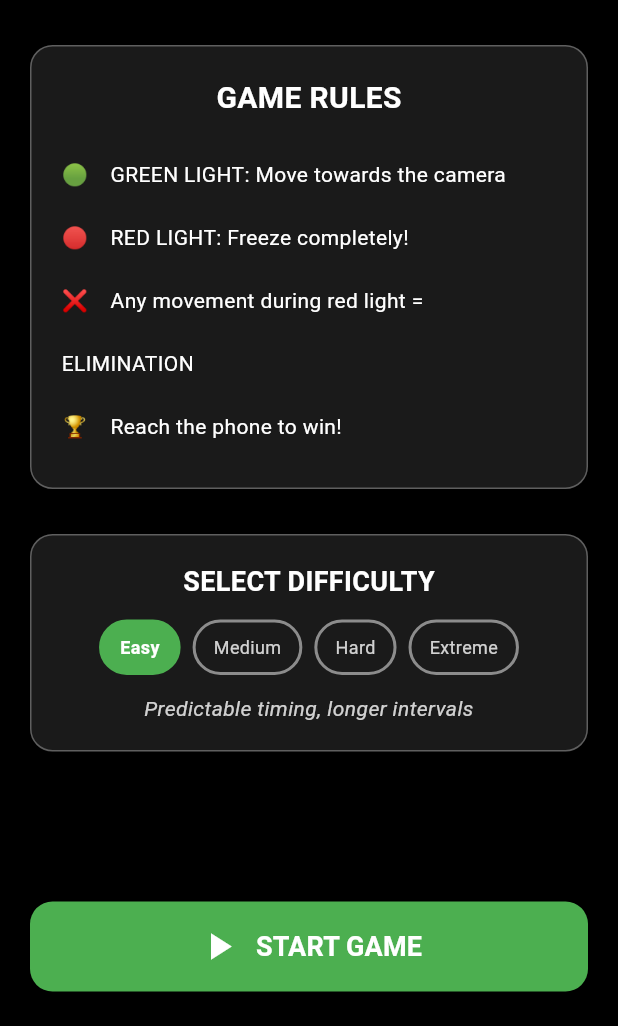
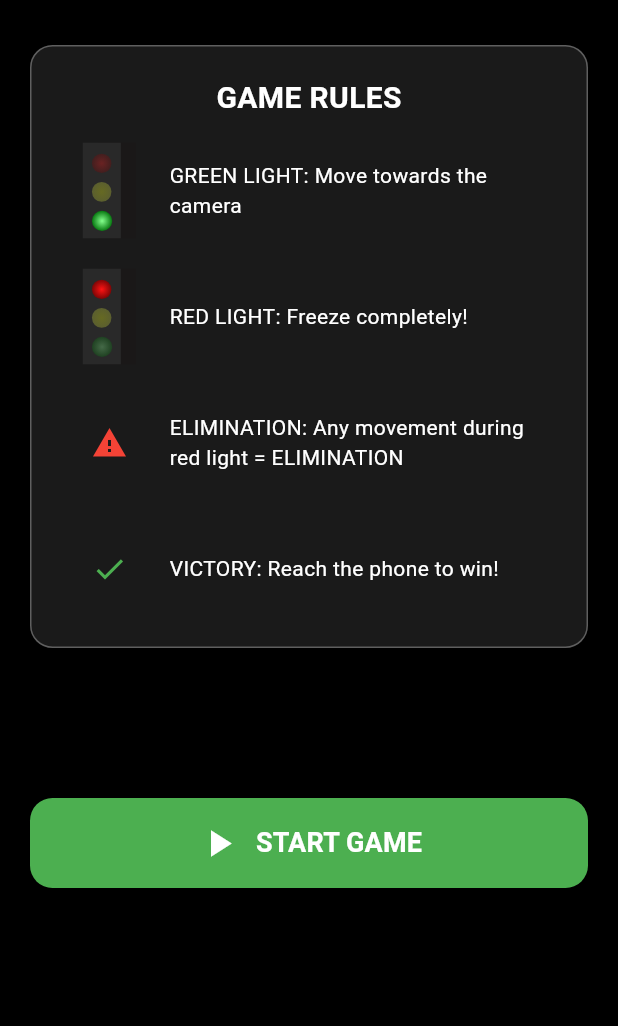
Before and after one commit to Luddestad/red_light_green_light, a Flutter app: the screen it shows after launch, on a phone screen of 412 x 824 dp, the part 210-1236 px from its top. Run offline on Flutter 3.47's test engine with Material 3 defaults, Android fonts, the light colour scheme and no system bars; our stand-ins replace audioplayers, camera, flutter_svg, flutter_tts, permission_handler; missing offline and left inert: google_mlkit_pose_detection.

Commit message:
remove difficulity settings menu, add ranges for light durations

```diff
--- a/lib/features/game/controllers/game_controller.dart
+++ b/lib/features/game/controllers/game_controller.dart
@@ -6,7 +6,7 @@ import 'package:red_light_green_light/core/constants/game_constants.dart';
 import 'package:red_light_green_light/core/services/audio_service.dart';
 import 'package:red_light_green_light/core/services/camera_service.dart';
 import 'package:red_light_green_light/core/services/pose_detection_service.dart';
-import 'package:red_light_green_light/features/game/models/difficulty_settings.dart';
+import 'package:red_light_green_light/features/game/models/detection_settings.dart';
 import 'package:red_light_green_light/features/game/models/game_state.dart';
 import 'dart:math' as math;
 
@@ -14,7 +14,7 @@ class GameController extends ChangeNotifier {
   final AudioService audioService;
   final CameraService cameraService;
   final PoseDetectionService poseDetectionService;
-  final DifficultySettings difficulty;
+  final DetectionSettings settings;
 
   final void Function() onGoHome;
 
@@ -22,7 +22,7 @@ class GameController extends ChangeNotifier {
     required this.audioService,
     required this.cameraService,
     required this.poseDetectionService,
-    required this.difficulty,
+    required this.settings,
     required this.onGoHome,
   });
 
@@ -44,8 +44,14 @@ class GameController extends ChangeNotifier {
   bool _hasReducedCountdownForStable = false;
   Future<void> initializeGame() async {
     gameSession = GameSession(
-      greenLightDuration: difficulty.getGreenLightDuration(),
-      redLightDuration: difficulty.getRedLightDuration(),
+      greenLightDuration: settings.getRandomDurationInRange(
+        settings.greenLightDurationSecondsMin,
+        settings.greenLightDurationSecondsMax,
+      ),
+      redLightDuration: settings.getRandomDurationInRange(
+        settings.redLightDurationSecondsMin,
+        settings.redLightDurationSecondsMax,
+      ),
     );
 
     // Services are already initialized from StartScreen
@@ -147,7 +153,10 @@ class GameController extends ChangeNotifier {
   }
 
   Future<void> switchToRedLight() async {
-    gameSession.redLightDuration = difficulty.getRedLightDuration();
+    gameSession.redLightDuration = settings.getRandomDurationInRange(
+      settings.redLightDurationSecondsMin,
+      settings.redLightDurationSecondsMax,
+    );
     gameSession.advanceState(); // Move to red light
     notifyListeners(); // Visual updates immediately
 
@@ -170,7 +179,10 @@ class GameController extends ChangeNotifier {
       gameSession.advanceState(); // Move to game over
       notifyListeners();
     } else {
-      gameSession.greenLightDuration = difficulty.getGreenLightDuration();
+      gameSession.greenLightDuration = settings.getRandomDurationInRange(
+        settings.greenLightDurationSecondsMin,
+        settings.greenLightDurationSecondsMax,
+      );
       gameSession.advanceState(); // Move to green light
       notifyListeners(); // Visual updates immediately
       await audioService.speak(GameConstants.greenLightMessage);
@@ -202,10 +214,16 @@ class GameController extends ChangeNotifier {
 
   /// Restart the game
   void restartGame() {
-    // Reset game session with difficulty-based durations
+    // Reset game session with current settings
     gameSession = GameSession(
-      greenLightDuration: difficulty.getGreenLightDuration(),
-      redLightDuration: difficulty.getRedLightDuration(),
+      greenLightDuration: settings.getRandomDurationInRange(
+        settings.greenLightDurationSecondsMin,
+        settings.greenLightDurationSecondsMax,
+      ),
+      redLightDuration: settings.getRandomDurationInRange(
+        settings.redLightDurationSecondsMin,
+        settings.redLightDurationSecondsMax,
+      ),
     );
 
     // Reset detection state
@@ -274,7 +292,7 @@ class GameController extends ChangeNotifier {
   }
 
   bool checkSimpleMovement(Pose current, Pose baseline) {
-    const threshold = 80.0; // pixels
+    final threshold = settings.movementThresholdPx;
 
     final keyLandmarks = [
       PoseLandmarkType.nose,
@@ -368,9 +386,9 @@ class GameController extends ChangeNotifier {
       stabilityFrames = math.max(0, stabilityFrames - 1);
     }
 
-    isPlayerStable = stabilityFrames >= 4;
+    isPlayerStable = stabilityFrames >= settings.stabilityFramesRequired;
     print(
-      '👤 Pose detected: $validLandmarks landmarks, stable=$isPlayerStable ($stabilityFrames/4)',
+      '👤 Pose detected: $validLandmarks landmarks, stable=$isPlayerStable ($stabilityFrames/${settings.stabilityFramesRequired})',
     );
 
     // Handle detection announcement
--- /dev/null
+++ b/lib/features/game/models/detection_settings.dart
@@ -0,0 +1,75 @@
+import 'dart:math' as math;
+
+/// Tunable detection and timing parameters for the game.
+/// Adjust these to make detection stricter (lower threshold, higher stability)
+/// or more forgiving (higher threshold, lower stability).
+class DetectionSettings {
+  /// How far a body landmark can move (in pixels) before it counts as "movement"
+  /// during red light. Lower = stricter (small twitches trigger elimination).
+  /// Higher = more forgiving (only bigger movements count).
+  final double movementThresholdPx;
+
+  /// How many consecutive frames you must hold still to be considered "ready"
+  /// before starting. Higher = you must freeze longer in the countdown phase.
+  /// Lower = you can start sooner after standing still.
+  final int stabilityFramesRequired;
+
+  /// Minimum length of the green light phase (seconds). Each green phase picks
+  /// a random duration between this and [greenLightDurationSecondsMax].
+  final int greenLightDurationSecondsMin;
+
+  /// Maximum length of the green light phase (seconds). Each green phase picks
+  /// a random duration between [greenLightDurationSecondsMin] and this.
+  final int greenLightDurationSecondsMax;
+
+  /// Minimum length of the red light phase (seconds). Each red phase picks
+  /// a random duration between this and [redLightDurationSecondsMax].
+  final int redLightDurationSecondsMin;
+
+  /// Maximum length of the red light phase (seconds). Each red phase picks
+  /// a random duration between [redLightDurationSecondsMin] and this.
+  final int redLightDurationSecondsMax;
+
+  const DetectionSettings({
+    this.movementThresholdPx = 80,
+    this.stabilityFramesRequired = 4,
+    this.greenLightDurationSecondsMin = 3,
+    this.greenLightDurationSecondsMax = 6,
+    this.redLightDurationSecondsMin = 2,
+    this.redLightDurationSecondsMax = 5,
+  });
+
+  /// Returns a random duration (in seconds) within [minSeconds] and [maxSeconds]
+  /// (inclusive). Use with green or red light min/max from this settings object.
+  Duration getRandomDurationInRange(int minSeconds, int maxSeconds) {
+    final min = minSeconds;
+    final max = maxSeconds;
+    final seconds = min + math.Random().nextInt((max - min).clamp(0, 999) + 1);
+    return Duration(seconds: seconds);
+  }
+
+  DetectionSettings copyWith({
+    double? movementThresholdPx,
+    int? stabilityFramesRequired,
+    int? greenLightDurationSecondsMin,
+    int? greenLightDurationSecondsMax,
+    int? redLightDurationSecondsMin,
+    int? redLightDurationSecondsMax,
+  }) {
+    return DetectionSettings(
+      movementThresholdPx: movementThresholdPx ?? this.movementThresholdPx,
+      stabilityFramesRequired:
+          stabilityFramesRequired ?? this.stabilityFramesRequired,
+      greenLightDurationSecondsMin: greenLightDurationSecondsMin ??
+          this.greenLightDurationSecondsMin,
+      greenLightDurationSecondsMax: greenLightDurationSecondsMax ??
+          this.greenLightDurationSecondsMax,
+      redLightDurationSecondsMin:
+          redLightDurationSecondsMin ?? this.redLightDurationSecondsMin,
+      redLightDurationSecondsMax:
+          redLightDurationSecondsMax ?? this.redLightDurationSecondsMax,
+    );
+  }
+
+  static const DetectionSettings defaultSettings = DetectionSettings();
+}
--- a/lib/features/game/models/difficulty_settings.dart
+++ /dev/null
@@ -1,114 +0,0 @@
-import 'dart:math' as math;
-
-/// Difficulty levels for the Red Light Green Light game
-enum GameDifficulty {
-  easy,
-  medium,
-  hard,
-  extreme,
-}
-
-/// Difficulty settings that control game timing and unpredictability
-class DifficultySettings {
-  final GameDifficulty level;
-  final String displayName;
-  final String description;
-
-  // Timing ranges (in seconds)
-  final double minGreenLightDuration;
-  final double maxGreenLightDuration;
-  final double minRedLightDuration;
-  final double maxRedLightDuration;
-
-  // Unpredictability factor (0.0 = predictable, 1.0 = very random)
-  final double unpredictabilityFactor;
-
-  const DifficultySettings({
-    required this.level,
-    required this.displayName,
-    required this.description,
-    required this.minGreenLightDuration,
-    required this.maxGreenLightDuration,
-    required this.minRedLightDuration,
-    required this.maxRedLightDuration,
-    required this.unpredictabilityFactor,
-  });
-
-  /// Get timing for green light phase
-  Duration getGreenLightDuration() {
-    final random = math.Random();
-    final baseDuration = minGreenLightDuration +
-        random.nextDouble() * (maxGreenLightDuration - minGreenLightDuration);
-
-    // Apply unpredictability - can make it shorter or longer
-    final variation = (random.nextDouble() - 0.5) * unpredictabilityFactor * baseDuration;
-    final finalDuration = math.max(1.0, baseDuration + variation);
-
-    return Duration(milliseconds: (finalDuration * 1000).round());
-  }
-
-  /// Get timing for red light phase
-  Duration getRedLightDuration() {
-    final random = math.Random();
-    final baseDuration = minRedLightDuration +
-        random.nextDouble() * (maxRedLightDuration - minRedLightDuration);
-
-    // Apply unpredictability - can make it shorter or longer
-    final variation = (random.nextDouble() - 0.5) * unpredictabilityFactor * baseDuration;
-    final finalDuration = math.max(1.0, baseDuration + variation);
-
-    return Duration(milliseconds: (finalDuration * 1000).round());
-  }
-
-  /// Predefined difficulty settings
-  static const List<DifficultySettings> all = [
-    DifficultySettings(
-      level: GameDifficulty.easy,
-      displayName: 'Easy',
-      description: 'Predictable timing, longer intervals',
-      minGreenLightDuration: 3.0,
-      maxGreenLightDuration: 6.0,
-      minRedLightDuration: 3.0,
-      maxRedLightDuration: 5.0,
-      unpredictabilityFactor: 0.1, // Very predictable
-    ),
-    DifficultySettings(
-      level: GameDifficulty.medium,
-      displayName: 'Medium',
-      description: 'Moderate unpredictability',
-      minGreenLightDuration: 2.5,
-      maxGreenLightDuration: 5.0,
-      minRedLightDuration: 2.5,
-      maxRedLightDuration: 4.5,
-      unpredictabilityFactor: 0.3, // Some variation
-    ),
-    DifficultySettings(
-      level: GameDifficulty.hard,
-      displayName: 'Hard',
-      description: 'Very unpredictable, shorter intervals',
-      minGreenLightDuration: 1.5,
-      maxGreenLightDuration: 4.0,
-      minRedLightDuration: 2.0,
-      maxRedLightDuration: 4.0,
-      unpredictabilityFactor: 0.5, // High variation
-    ),
-    DifficultySettings(
-      level: GameDifficulty.extreme,
-      displayName: 'Extreme',
-      description: 'Insanely fast and unpredictable intervals',
-      minGreenLightDuration: 0.5,  // Much shorter - as fast as 0.5 seconds!
-      maxGreenLightDuration: 2.0,  // Reduced from 3.0 to 2.0
-      minRedLightDuration: 0.8,    // Much shorter - as fast as 0.8 seconds!
-      maxRedLightDuration: 2.5,    // Reduced from 3.5 to 2.5
-      unpredictabilityFactor: 0.95, // Nearly maximum chaos!
-    ),
-  ];
-
-  /// Get difficulty settings by level
-  static DifficultySettings byLevel(GameDifficulty level) {
-    return all.firstWhere((settings) => settings.level == level);
-  }
-
-  /// Default difficulty
-  static DifficultySettings get defaultSettings => all[0]; // Easy
-}
--- a/lib/features/game/screens/start_screen.dart
+++ b/lib/features/game/screens/start_screen.dart
@@ -1,8 +1,9 @@
 import 'package:flutter/material.dart';
+import 'package:flutter_svg/svg.dart';
 import 'game_screen.dart';
 import '../widgets/animated_traffic_light_logo.dart';
 import '../controllers/game_controller.dart';
-import '../models/difficulty_settings.dart';
+import '../models/detection_settings.dart';
 import '../../../core/services/camera_service.dart';
 import '../../../core/services/pose_detection_service.dart';
 import '../../../core/services/audio_service.dart';
@@ -20,9 +21,6 @@ class _StartScreenState extends State<StartScreen> {
   final CameraService _cameraService = CameraService();
   final PoseDetectionService _poseService = PoseDetectionService();
   final AudioService _audioService = AudioService();
-
-  // Single-player only
-  DifficultySettings _selectedDifficulty = DifficultySettings.defaultSettings;
 
   @override
   void initState() {
@@ -66,7 +64,7 @@ class _StartScreenState extends State<StartScreen> {
                         color: Colors.white.withValues(alpha: 0.3),
                       ),
                     ),
-                    child: const Column(
+                    child: Column(
                       children: [
                         Text(
                           'GAME RULES',
@@ -77,68 +75,34 @@ class _StartScreenState extends State<StartScreen> {
                           ),
                         ),
                         SizedBox(height: 15),
-                        Text(
-                          '🟢    GREEN LIGHT: Move towards the camera\n'
-                          '🔴    RED LIGHT: Freeze completely!\n'
-                          '❌    Any movement during red light = ELIMINATION\n'
-                          '🏆    Reach the phone to win!',
-                          style: TextStyle(
-                            color: Colors.white,
-                            fontSize: 14,
-                            height: 3,
+                        _RuleRow(
+                          icon: SvgPicture.asset(
+                            'assets/images/icons/rules_green_light.svg',
+                            height: 24,
+                            width: 24,
                           ),
-                          textAlign: TextAlign.start,
+                          text: 'GREEN LIGHT: Move towards the camera',
                         ),
-                      ],
-                    ),
-                  ),
+                        SizedBox(height: 20),
+                        _RuleRow(
+                          icon: SvgPicture.asset(
+                            'assets/images/icons/rules_red_light.svg',
+                            height: 24,
+                            width: 24,
+                          ),
+                          text: 'RED LIGHT: Freeze completely!',
+                        ),
+                        SizedBox(height: 20),
 
-                  const SizedBox(height: 30),
-
-                  // Difficulty selection
-                  Container(
-                    padding: const EdgeInsets.all(18),
-                    width: 375,
-                    decoration: BoxDecoration(
-                      color: Colors.white.withValues(alpha: 0.1),
-                      borderRadius: BorderRadius.circular(15),
-                      border: Border.all(
-                        color: Colors.white.withValues(alpha: 0.3),
-                      ),
-                    ),
-                    child: Column(
-                      children: [
-                        const Text(
-                          'SELECT DIFFICULTY',
-                          style: TextStyle(
-                            color: Colors.white,
-                            fontSize: 18,
-                            fontWeight: FontWeight.bold,
-                          ),
+                        _RuleRow(
+                          icon: Icon(Icons.warning, color: Colors.red),
+                          text:
+                              'ELIMINATION: Any movement during red light = ELIMINATION',
                         ),
-                        const SizedBox(height: 12),
-
-                        // Difficulty buttons
-                        Wrap(
-                          spacing: 8,
-                          runSpacing: 8,
-                          children: DifficultySettings.all
-                              .map(
-                                (difficulty) =>
-                                    _buildDifficultyButton(difficulty),
-                              )
-                              .toList(),
-                        ),
-
-                        const SizedBox(height: 12),
-                        Text(
-                          _selectedDifficulty.description,
-                          style: TextStyle(
-                            color: Colors.white.withValues(alpha: 0.8),
-                            fontSize: 14,
-                            fontStyle: FontStyle.italic,
-                          ),
-                          textAlign: TextAlign.center,
+                        SizedBox(height: 20),
+                        _RuleRow(
+                          icon: Icon(Icons.check, color: Colors.green),
+                          text: 'VICTORY: Reach the phone to win!',
                         ),
                       ],
                     ),
@@ -189,56 +153,20 @@ class _StartScreenState extends State<StartScreen> {
     ); // Scaffold
   }
 
-  // Player count selection removed for single-player mode
-
-  Widget _buildDifficultyButton(DifficultySettings difficulty) {
-    final isSelected = _selectedDifficulty.level == difficulty.level;
-
-    return GestureDetector(
-      onTap: () {
-        setState(() {
-          _selectedDifficulty = difficulty;
-        });
-      },
-      child: Container(
-        padding: const EdgeInsets.symmetric(horizontal: 12, vertical: 8),
-        decoration: BoxDecoration(
-          color: isSelected
-              ? _getDifficultyColor(difficulty.level)
-              : Colors.transparent,
-          border: Border.all(
-            color: isSelected
-                ? _getDifficultyColor(difficulty.level)
-                : Colors.white.withValues(alpha: 0.5),
-            width: 2,
-          ),
-          borderRadius: BorderRadius.circular(20),
-        ),
-        child: Text(
-          difficulty.displayName,
-          style: TextStyle(
-            color: isSelected
-                ? Colors.white
-                : Colors.white.withValues(alpha: 0.8),
-            fontSize: 12,
-            fontWeight: isSelected ? FontWeight.bold : FontWeight.normal,
+  static Widget _RuleRow({required Widget icon, required String text}) {
+    return Row(
+      crossAxisAlignment: CrossAxisAlignment.center,
+      children: [
+        SizedBox(height: 64, width: 64, child: icon),
+        const SizedBox(width: 8),
+        Expanded(
+          child: Text(
+            text,
+            style: const TextStyle(color: Colors.white, fontSize: 14),
           ),
         ),
-      ),
+      ],
     );
-  }
-
-  Color _getDifficultyColor(GameDifficulty level) {
-    switch (level) {
-      case GameDifficulty.easy:
-        return Colors.green;
-      case GameDifficulty.medium:
-        return Colors.orange;
-      case GameDifficulty.hard:
-        return Colors.red;
-      case GameDifficulty.extreme:
-        return Colors.purple;
-    }
   }
 
   Future<void> _startGame() async {
@@ -246,7 +174,7 @@ class _StartScreenState extends State<StartScreen> {
       audioService: _audioService,
       cameraService: _cameraService,
       poseDetectionService: _poseService,
-      difficulty: _selectedDifficulty,
+      settings: DetectionSettings.defaultSettings,
       onGoHome: () => Navigator.of(context).pop(),
     );
 
```
Also changed, not shown: assets/images/icons/rules_green_light.svg (added), assets/images/icons/rules_red_light.svg (added).
